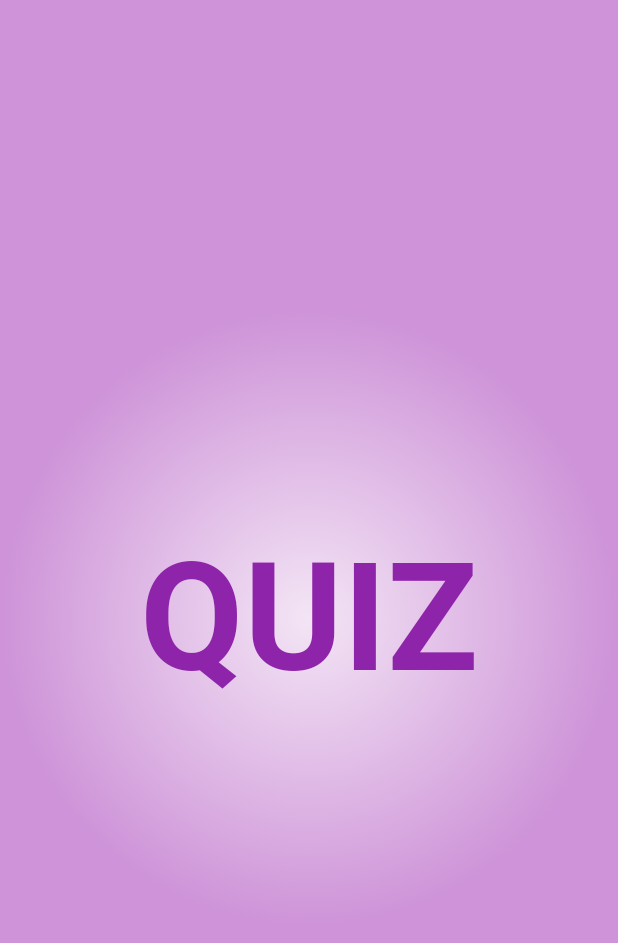
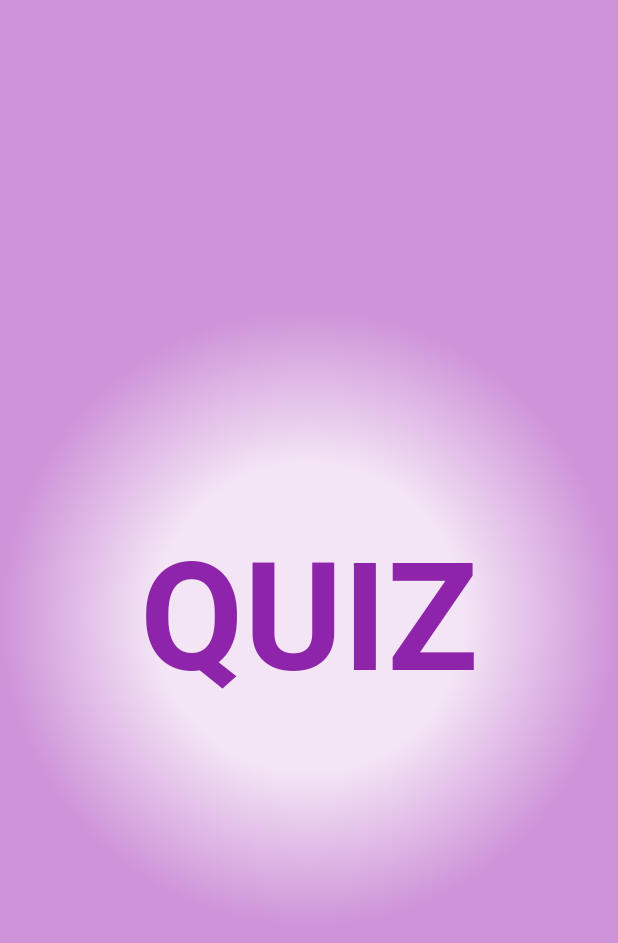
Before and after one commit to sohasara/Quiz-App, a Flutter app: the screen it shows after launch, on a phone screen of 412 x 824 dp. Shown: the top 943 px of the screen. Run offline on Flutter 3.47's test engine with Material 3 defaults, Android fonts, the phone set to English and light mode, and no system bars; our stand-ins replace flutter_riverpod.

Commit message:
chnage the color

```diff
--- a/lib/ui/splash_page/splash.dart
+++ b/lib/ui/splash_page/splash.dart
@@ -12,6 +12,7 @@ class SplashPage extends StatelessWidget {
         decoration: BoxDecoration(
           gradient: RadialGradient(
             colors: [
+              Colors.purple[50]!,
               Colors.purple[50]!,
               Colors.purple[200]!,
             ],
```
